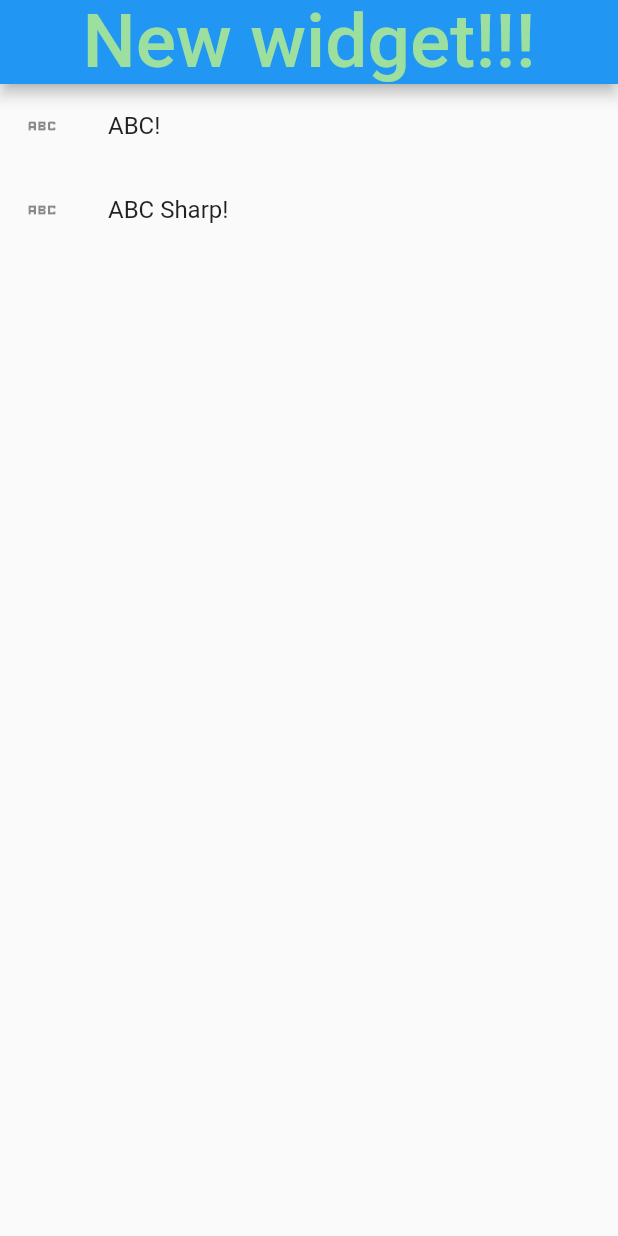
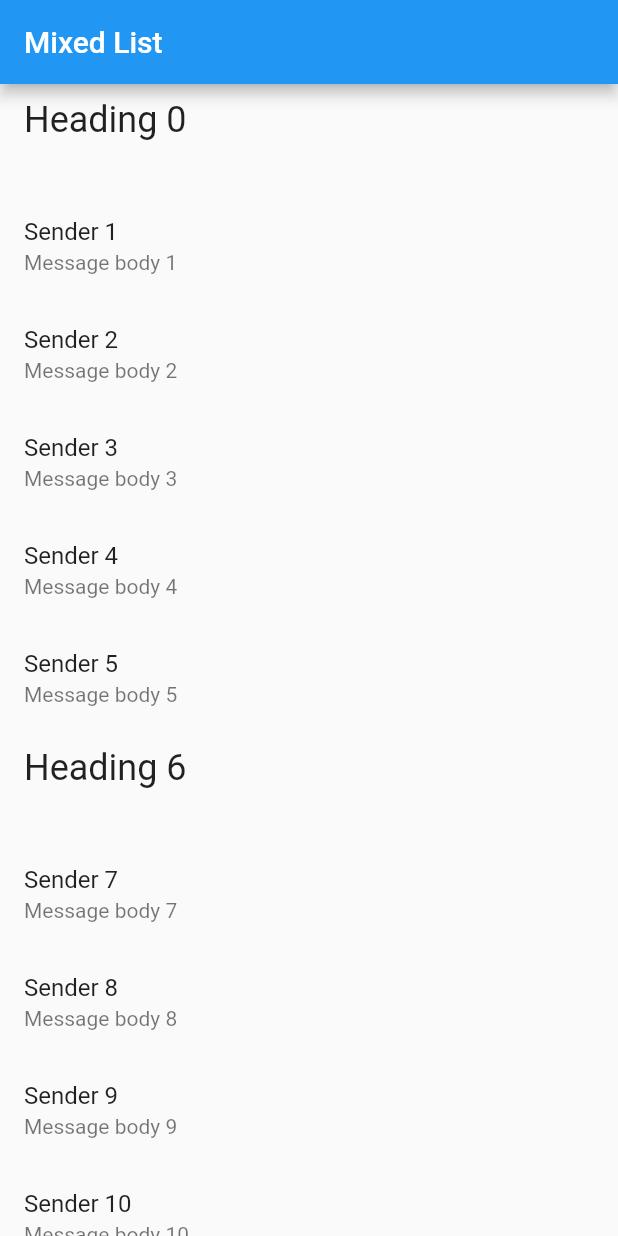
Before and after one commit to withcenterdev5/flutter_application_1, a Flutter app: the screen it shows after launch, on a phone screen of 412 x 824 dp. Run offline on Flutter 3.47's test engine with Material 2 defaults, Android fonts, the phone set to English and light mode, and no system bars.

Commit message:
new widgets added

```diff
--- /dev/null
+++ b/lib/_testwidgets/list_widget.dart
@@ -0,0 +1,89 @@
+import 'package:flutter/material.dart';
+
+void main() {
+  runApp(
+    MyApp(
+      items: List<ListItem>.generate(
+        1000,
+        (i) => i % 6 == 0
+            ? HeadingItem('Heading $i')
+            : MessageItem('Sender $i', 'Message body $i'),
+      ),
+    ),
+  );
+}
+
+class MyApp extends StatelessWidget {
+  final List<ListItem> items;
+
+  const MyApp({super.key, required this.items});
+
+  @override
+  Widget build(BuildContext context) {
+    const title = 'Mixed List';
+
+    return MaterialApp(
+      title: title,
+      home: Scaffold(
+        appBar: AppBar(
+          title: const Text(title),
+        ),
+        body: ListView.builder(
+          // Let the ListView know how many items it needs to build.
+          itemCount: items.length,
+          // Provide a builder function. This is where the magic happens.
+          // Convert each item into a widget based on the type of item it is.
+          itemBuilder: (context, index) {
+            final item = items[index];
+
+            return ListTile(
+              title: item.buildTitle(context),
+              subtitle: item.buildSubtitle(context),
+            );
+          },
+        ),
+      ),
+    );
+  }
+}
+
+/// The base class for the different types of items the list can contain.
+abstract class ListItem {
+  /// The title line to show in a list item.
+  Widget buildTitle(BuildContext context);
+
+  /// The subtitle line, if any, to show in a list item.
+  Widget buildSubtitle(BuildContext context);
+}
+
+/// A ListItem that contains data to display a heading.
+class HeadingItem implements ListItem {
+  final String heading;
+
+  HeadingItem(this.heading);
+
+  @override
+  Widget buildTitle(BuildContext context) {
+    return Text(
+      heading,
+      style: Theme.of(context).textTheme.headlineSmall,
+    );
+  }
+
+  @override
+  Widget buildSubtitle(BuildContext context) => const SizedBox.shrink();
+}
+
+/// A ListItem that contains data to display a message.
+class MessageItem implements ListItem {
+  final String sender;
+  final String body;
+
+  MessageItem(this.sender, this.body);
+
+  @override
+  Widget buildTitle(BuildContext context) => Text(sender);
+
+  @override
+  Widget buildSubtitle(BuildContext context) => Text(body);
+}
--- /dev/null
+++ b/lib/_testwidgets/long_list.dart
@@ -0,0 +1,28 @@
+import 'package:flutter/material.dart';
+
+class MyApp extends StatelessWidget {
+  const MyApp({super.key, required this.lists});
+  final List<String> lists;
+
+  @override
+  Widget build(BuildContext context) {
+    return MaterialApp(
+        title: 'ListViewBuild!',
+        home: Scaffold(
+            appBar: AppBar(
+              title: const Text('List view!'),
+            ),
+            body: listviewbuild));
+  }
+}
+
+List<String> lists = List.generate(1000, (i) => 'Item $i');
+
+ListView listviewbuild = ListView.builder(
+    itemCount: lists.length,
+    prototypeItem: ListTile(
+      title: Text(lists.first),
+    ),
+    itemBuilder: (context, index) {
+      return ListTile(title: Text(lists[index]));
+    });
--- a/lib/main.dart
+++ b/lib/main.dart
@@ -1,30 +1,3 @@
 import 'package:flutter/material.dart';
-import 'dart:ui';
 
-void main() => runApp(const MyApp());
-
-class MyApp extends StatelessWidget {
-  const MyApp({super.key});
-
-  @override
-  Widget build(BuildContext context) {
-    return MaterialApp(
-      title: 'New widget',
-      home: Scaffold(
-          appBar: AppBar(
-              centerTitle: true,
-              title: const Text('New widget!!!',
-                  style: TextStyle(
-                    color: Color.fromARGB(255, 156, 223, 158),
-                    fontSize: 50,
-                  ))),
-          body: ListView(
-            children: const <Widget>[
-              ListTile(leading: Icon(Icons.abc), title: Text('ABC!')),
-              ListTile(
-                  leading: Icon(Icons.abc_sharp), title: Text('ABC Sharp!'))
-            ],
-          )),
-    );
-  }
-}
+void main() => {};
```
Also changed, not shown: lib/_testwidgets/added_widget_from_pr.dart (added, +27 -0 lines), lib/_testwidgets/spaced_items.dart (added, +47 -0 lines).
